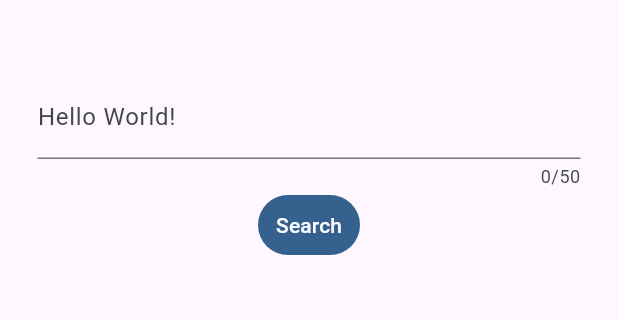
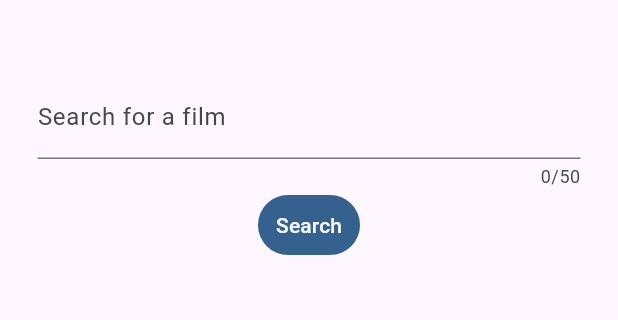
Before and after one commit to TOVTC/flutter-dart-movie-lookup, a Flutter app: the screen it shows after launch, on a phone screen of 412 x 824 dp, the part 84-404 px from its top. Run offline on Flutter 3.47's test engine with Material 2 defaults, Android fonts, the phone set to English and light mode, and no system bars; our stand-ins replace flutter_dotenv, flutter_svg, localization.

Commit message:
added language support for hardcoded strings on homepage/search

```diff
--- a/lib/i18n/en_US.json
+++ b/lib/i18n/en_US.json
@@ -1,3 +1,7 @@
 {
-    "hello-world": "Hello World!"
+    "movie-lookup": "Movie Lookup",
+    "search-placeholder": "Search for a film",
+    "search-validation": "Please enter a search term between 1 and 50 characters",
+    "search": "Search",
+    "search-results-title": "Search Results for %s:"
 }
--- a/lib/i18n/es_ES.json
+++ b/lib/i18n/es_ES.json
@@ -1,3 +1,7 @@
 {
-    "hello-world": "¡Hola Mundo!"
+    "movie-lookup": "Búsqueda de películas",
+    "search-placeholder": "Buscar una película",
+    "search-validation": "Ingrese un término de búsqueda entre 1 y 50 caracteres",
+    "search": "Buscar",
+    "search-results-title": "Resultados de la búsqueda de %s:"
 }
--- a/lib/screens/homepage.dart
+++ b/lib/screens/homepage.dart
@@ -19,15 +19,15 @@ class _HomepageState extends State<Homepage> {
   Widget build(BuildContext context) {
     return Scaffold(
       appBar: AppBar(
-        title: const Row(
+        title: Row(
           children: [
-            Icon(Icons.movie_creation),
-            SizedBox(
+            const Icon(Icons.movie_creation),
+            const SizedBox(
               width: 10,
             ),
             Text(
-              'Movie Lookup',
-              style: TextStyle(
+              'movie-lookup'.i18n(),
+              style: const TextStyle(
                 fontSize: 25,
                 fontWeight: FontWeight.bold,
               ),
@@ -49,13 +49,13 @@ class _HomepageState extends State<Homepage> {
                     TextFormField(
                       maxLength: 50,
                       decoration: InputDecoration(
-                        label: Text('hello-world'.i18n()),
+                        label: Text('search-placeholder'.i18n()),
                       ),
                       validator: (value) {
                         if (value == null ||
                             value.isEmpty ||
                             value.trim().length > 50) {
-                          return 'Please enter a search term between 1 and 50 characters';
+                          return 'search-validation'.i18n();
                         }
                         return null;
                       },
@@ -71,7 +71,7 @@ class _HomepageState extends State<Homepage> {
                           Navigator.of(context).push(
                             MaterialPageRoute(
                               builder: (ctx) => MovieList(
-                                pageTitle: 'Search Results for "$_searchTerm":',
+                                pageTitle: 'search-results-title'.i18n([_searchTerm]),
                                 url: Uri.https(
                                   'api.themoviedb.org',
                                   '/3/search/movie',
@@ -94,7 +94,7 @@ class _HomepageState extends State<Homepage> {
                         ),
                       ),
                       child: Text(
-                        'Search',
+                        'search'.i18n(),
                         style: TextStyle(color: Theme.of(context).colorScheme.surface),
                       ),
                     ),
```
